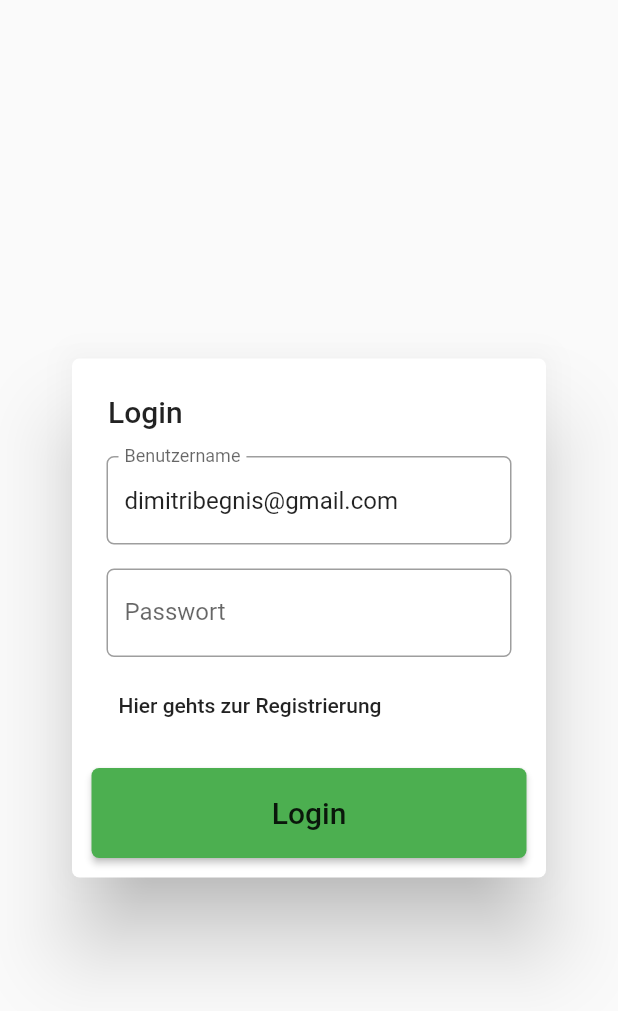
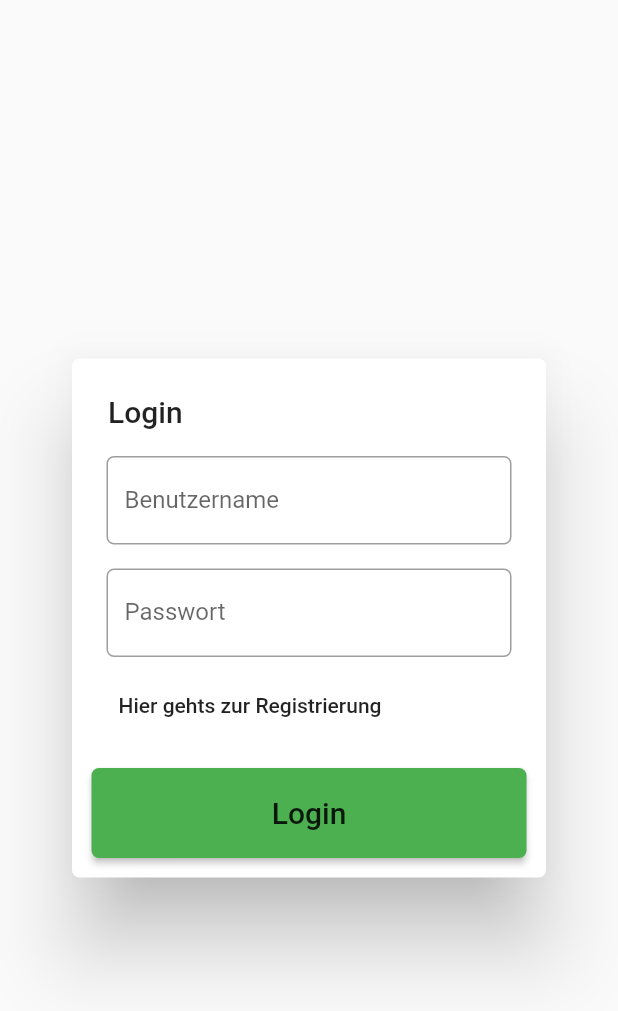
Before and after one commit to Dimibe/study-planner, a Flutter app: the LoginPage widget shown alone on an empty page, opened directly, on a phone screen of 412 x 824 dp. Shown: the top 1011 px of the screen. Run offline on Flutter 3.47's test engine with Material 2 defaults, Android fonts, the phone set to English and light mode, and no system bars; our stand-ins replace charts_flutter, cloud_firestore, firebase_auth, firebase_core, get_it, shared_preferences; missing offline and left inert: flutter_material_color_picker; accounts and stored records are empty; generated files the repository leaves out were written again; statements that could not run were skipped.

Commit message:
Remove pre-filled username

```diff
--- a/lib/pages/Login.page.dart
+++ b/lib/pages/Login.page.dart
@@ -17,8 +17,6 @@ class _LoginPageState extends State<LoginPage> {
 
   @override
   Widget build(BuildContext context) {
-    userNameController.text = 'dimitribegnis@gmail.com';
-
     return SPModalDialog(
       title: Text('Login'),
       minWidth: 100,
```
